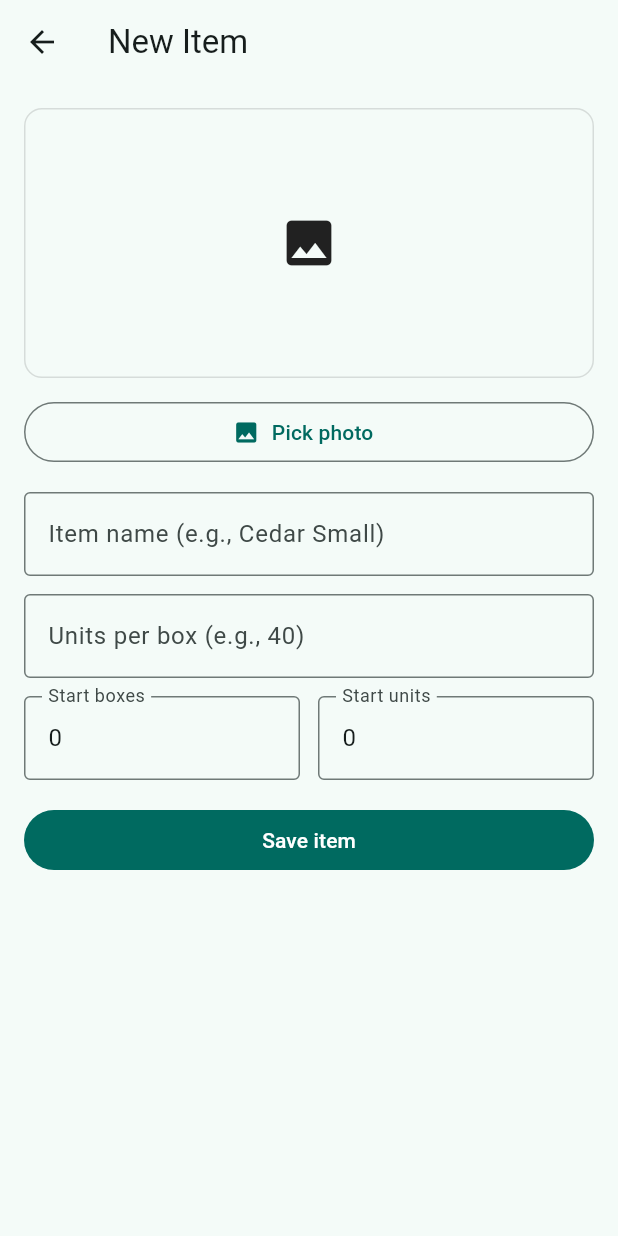
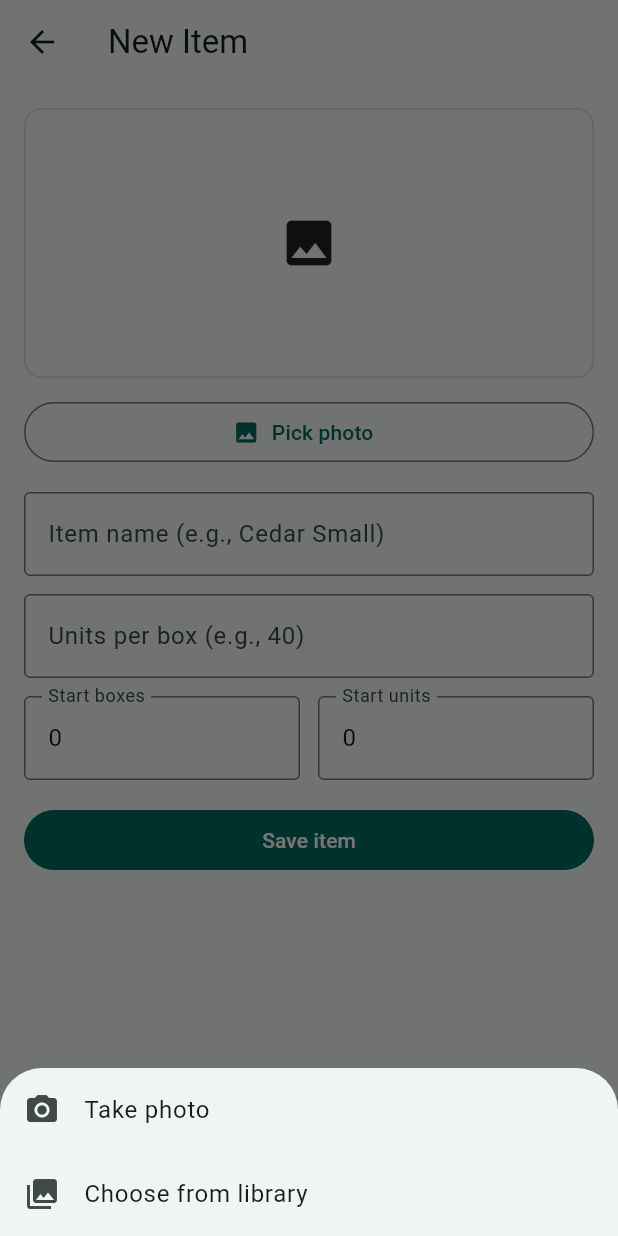
Before and after one commit to fadyriad14/inventory_tracker, a Flutter app: the NewItemScreen screen opened directly with empty values, after a tap on "Pick photo", on a phone screen of 412 x 824 dp. Run offline on Flutter 3.47's test engine with Material 3 defaults, Android fonts, the phone set to English and light mode, and no system bars; our stand-ins replace drift, image_picker; accounts and stored records are empty; generated files the repository leaves out were written again.

Commit message:
Add camera support to new and edit item screens

```diff
--- a/lib/features/inventory/screens/new_item_screen.dart
+++ b/lib/features/inventory/screens/new_item_screen.dart
@@ -33,12 +33,41 @@ class _NewItemScreenState extends State<NewItemScreen> {
   }
 
   Future<void> _pickPhoto() async {
-    final picker = ImagePicker();
-    final file = await picker.pickImage(source: ImageSource.gallery, imageQuality: 80);
-    if (file == null) return;
+  final picker = ImagePicker();
 
-    setState(() => _photoPath = file.path);
-  }
+  final source = await showModalBottomSheet<ImageSource>(
+    context: context,
+    builder: (context) => SafeArea(
+      child: Column(
+        mainAxisSize: MainAxisSize.min,
+        children: [
+          ListTile(
+            leading: const Icon(Icons.camera_alt),
+            title: const Text('Take photo'),
+            onTap: () => Navigator.pop(context, ImageSource.camera),
+          ),
+          ListTile(
+            leading: const Icon(Icons.photo_library),
+            title: const Text('Choose from library'),
+            onTap: () => Navigator.pop(context, ImageSource.gallery),
+          ),
+        ],
+      ),
+    ),
+  );
+
+  if (source == null) return;
+
+  final file = await picker.pickImage(
+    source: source,
+    imageQuality: 80,
+  );
+
+  if (file == null) return;
+
+  setState(() => _photoPath = file.path);
+}
+
 
   int _parseInt(String s) => int.tryParse(s.trim()) ?? 0;
 
```
Also changed, not shown: lib/features/inventory/screens/edit_item_screen.dart (+26 -1 lines), 1 other file.
